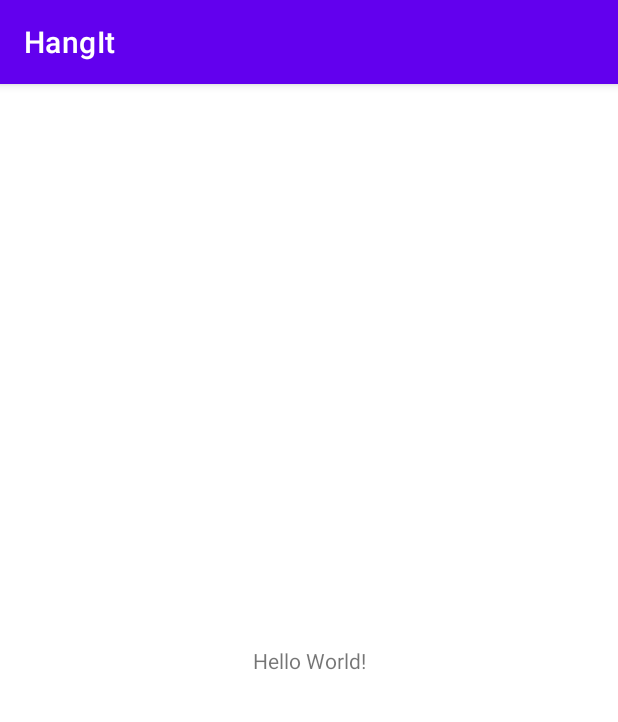
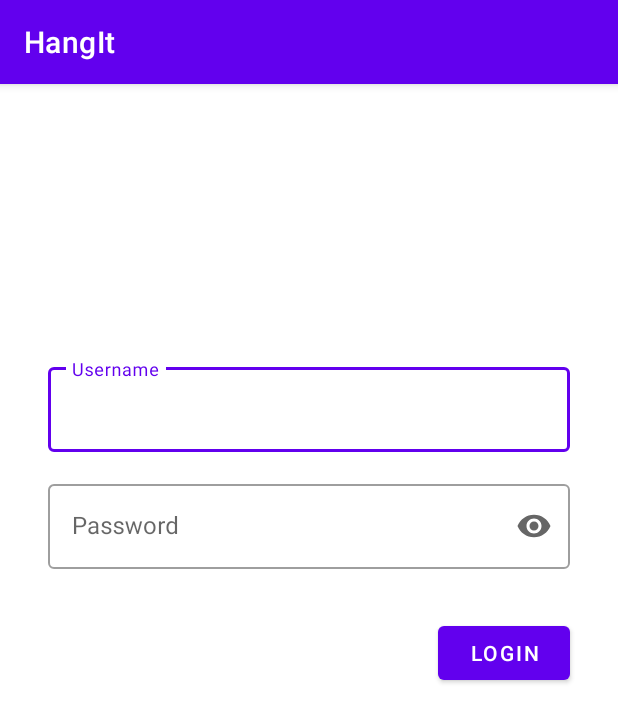
Before and after one commit to EricRuizz/HangIt, an Android app: the screen it shows after launch (MainActivity before the commit, LoginActivity after it), on a phone screen of 412 x 824 dp. Shown: the top 722 px of the screen. Run offline under Robolectric (Android 15) with nearby library versions, the phone set to English and light mode, and no system bars.

Commit message:
Login and Splash screen working

```diff
--- a/app/src/main/AndroidManifest.xml
+++ b/app/src/main/AndroidManifest.xml
@@ -14,6 +14,24 @@
         android:theme="@style/Theme.HangIt"
         tools:targetApi="31">
         <activity
+            android:name=".SplashScreenActivity"
+            android:exported="true">
+            <intent-filter>
+                <action android:name="android.intent.action.MAIN" />
+
+                <category android:name="android.intent.category.LAUNCHER" />
+            </intent-filter>
+        </activity>
+        <activity
+            android:name=".LoginActivity"
+            android:exported="true">
+            <intent-filter>
+                <action android:name="android.intent.action.MAIN" />
+
+                <category android:name="android.intent.category.LAUNCHER" />
+            </intent-filter>
+        </activity>
+        <activity
             android:name=".MainActivity"
             android:exported="true">
             <intent-filter>
--- a/app/src/main/java/com/example/hangit/LoginActivity.kt
+++ b/app/src/main/java/com/example/hangit/LoginActivity.kt
@@ -5,31 +5,29 @@ import androidx.appcompat.app.AppCompatActivity
 import android.os.Bundle
 import android.view.View
 import android.widget.Toast
-import com.example.hangit.databinding.ActivityMainBinding
+import com.example.hangit.databinding.ActivityLoginBinding
 import kotlinx.coroutines.*
 
 class LoginActivity : AppCompatActivity() {
 
-    private lateinit var binding: ActivityMainBinding
+    private lateinit var binding: ActivityLoginBinding
     private val CORRECT_USERNAME = "Focalita"
     private val CORRECT_PASSWORD = "Focalita2"
 
     override fun onCreate(savedInstanceState: Bundle?) {
         super.onCreate(savedInstanceState)
 
-        binding = ActivityMainBinding.inflate(layoutInflater)
+        binding = ActivityLoginBinding.inflate(layoutInflater)
         setContentView(binding.root)
 
-        /*
         binding.loginButton.setOnClickListener {
             val username = binding.userInput.text.toString()
             val password = binding.passwordInput.text.toString()
 
             if(username == CORRECT_USERNAME && password == CORRECT_PASSWORD) {
-                //hem fet login
                 runBlocking {
                     CoroutineScope(Dispatchers.Default).launch {
-                        binding.progressBar.visibility = View.VISIBLE
+                       // binding.progressBar.visibility = View.VISIBLE
                         delay(3000)
 
                         val intent = Intent(this@LoginActivity, MainActivity::class.java)
@@ -43,6 +41,6 @@ class LoginActivity : AppCompatActivity() {
                 Toast.makeText(this, getString(R.string.error_password), Toast.LENGTH_SHORT).show()
             }
         }
-        */
+
     }
 }
--- a/app/src/main/java/com/example/hangit/SplashScreenActivity.kt
+++ b/app/src/main/java/com/example/hangit/SplashScreenActivity.kt
@@ -1,9 +1,29 @@
 package com.example.hangit
 
+import android.content.Intent
+import android.os.Bundle
+import android.os.Handler
+import androidx.appcompat.app.AppCompatActivity
+import com.example.hangit.databinding.ActivityMainBinding
 import com.example.hangit.databinding.ActivitySplashScreenBinding
 
-class SplashScreenActivity {
+class SplashScreenActivity : AppCompatActivity() {
     private lateinit var binding : ActivitySplashScreenBinding
-    binding = ActivitySplashScreenBinding.inflate(layoutInflater)
-    setContentView(binding.root)
+
+    override fun onCreate(savedInstanceState: Bundle?) {
+        super.onCreate(savedInstanceState)
+
+        binding = ActivitySplashScreenBinding.inflate(layoutInflater)
+        setContentView(binding.root)
+
+        supportActionBar?.hide()
+
+        Handler().postDelayed(
+            {
+                val intent = Intent(this@SplashScreenActivity, LoginActivity::class.java)
+                startActivity(intent)
+                finish()
+            }, 3000)
+    }
+
 }
--- /dev/null
+++ b/app/src/main/res/layout/activity_login.xml
@@ -0,0 +1,75 @@
+<?xml version="1.0" encoding="utf-8"?>
+<androidx.constraintlayout.widget.ConstraintLayout xmlns:android="http://schemas.android.com/apk/res/android"
+    xmlns:app="http://schemas.android.com/apk/res-auto"
+    xmlns:tools="http://schemas.android.com/tools"
+    android:layout_width="match_parent"
+    android:layout_height="match_parent"
+    tools:context=".LoginActivity">
+
+    <com.google.android.material.textfield.TextInputLayout
+        android:id="@+id/userInputWrapper"
+        android:layout_width="match_parent"
+        android:layout_height="wrap_content"
+        android:layout_marginStart="32dp"
+        android:layout_marginEnd="32dp"
+        android:hint="@string/username"
+        style="@style/Widget.MaterialComponents.TextInputLayout.OutlinedBox"
+        app:layout_constraintBottom_toBottomOf="parent"
+        app:layout_constraintEnd_toEndOf="parent"
+        app:layout_constraintStart_toStartOf="parent"
+        app:layout_constraintTop_toTopOf="parent"
+        app:layout_constraintVertical_bias="0.26">
+
+        <com.google.android.material.textfield.TextInputEditText
+            android:id="@+id/userInput"
+            android:layout_width="match_parent"
+            android:layout_height="wrap_content" />
+
+    </com.google.android.material.textfield.TextInputLayout>
+
+    <com.google.android.material.textfield.TextInputLayout
+        android:id="@+id/passwordInputWrapper"
+        android:layout_width="match_parent"
+        android:layout_height="wrap_content"
+        android:layout_marginStart="32dp"
+        android:layout_marginTop="16dp"
+        android:layout_marginEnd="32dp"
+        android:hint="@string/password"
+        app:endIconMode="password_toggle"
+        app:layout_constraintEnd_toEndOf="parent"
+        app:layout_constraintStart_toStartOf="parent"
+        style="@style/Widget.MaterialComponents.TextInputLayout.OutlinedBox"
+        app:layout_constraintTop_toBottomOf="@+id/userInputWrapper">
+
+        <com.google.android.material.textfield.TextInputEditText
+            android:id="@+id/passwordInput"
+            android:layout_width="match_parent"
+            android:layout_height="wrap_content"
+            android:inputType="textPassword" />
+
+    </com.google.android.material.textfield.TextInputLayout>
+
+    <Button
+        android:id="@+id/loginButton"
+        android:layout_width="wrap_content"
+        android:layout_height="wrap_content"
+        android:layout_marginTop="32dp"
+        android:layout_marginEnd="32dp"
+        android:layout_weight="1"
+        android:text="Login"
+        app:layout_constraintEnd_toEndOf="parent"
+        app:layout_constraintTop_toBottomOf="@+id/passwordInputWrapper" />
+
+    <ProgressBar
+        android:id="@+id/loginProgressBar"
+        style="?android:attr/progressBarStyle"
+        android:layout_width="wrap_content"
+        android:layout_height="wrap_content"
+        android:visibility="invisible"
+        app:layout_constraintBottom_toBottomOf="parent"
+        app:layout_constraintEnd_toEndOf="parent"
+        app:layout_constraintStart_toStartOf="parent"
+        app:layout_constraintTop_toTopOf="parent"
+        app:layout_constraintVertical_bias="0.52" />
+
+</androidx.constraintlayout.widget.ConstraintLayout>
--- a/app/src/main/res/values/strings.xml
+++ b/app/src/main/res/values/strings.xml
@@ -1,3 +1,6 @@
 <resources>
     <string name="app_name">HangIt</string>
+    <string name="username">Username</string>
+    <string name="password">Password</string>
+    <string name="error_password">Incorrect Password</string>
 </resources>
```
